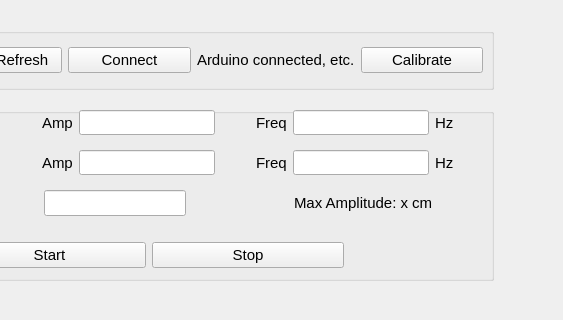
EPCRI/HeartLungMotionModel, file UI/ui_7_9.ui: the form before one commit; both pictures show x 207 to 770 and y 0 to 320 of the 869 by 536 pixel window.
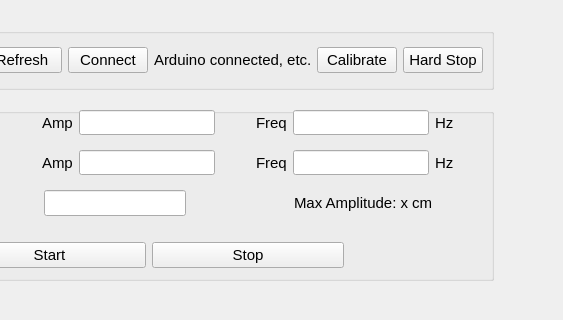
The form after the commit.

Diff of the .ui file:
```diff
--- a/UI/ui_7_9.ui
+++ b/UI/ui_7_9.ui
@@ -150,6 +150,13 @@
         </property>
        </widget>
       </item>
+      <item row="0" column="7">
+       <widget class="QPushButton" name="Hard_Stop_pushButton">
+        <property name="text">
+         <string>Hard Stop</string>
+        </property>
+       </widget>
+      </item>
      </layout>
     </widget>
    </widget>
```
Left out of the diff: 58 changed lines with no effect on the pictures.
